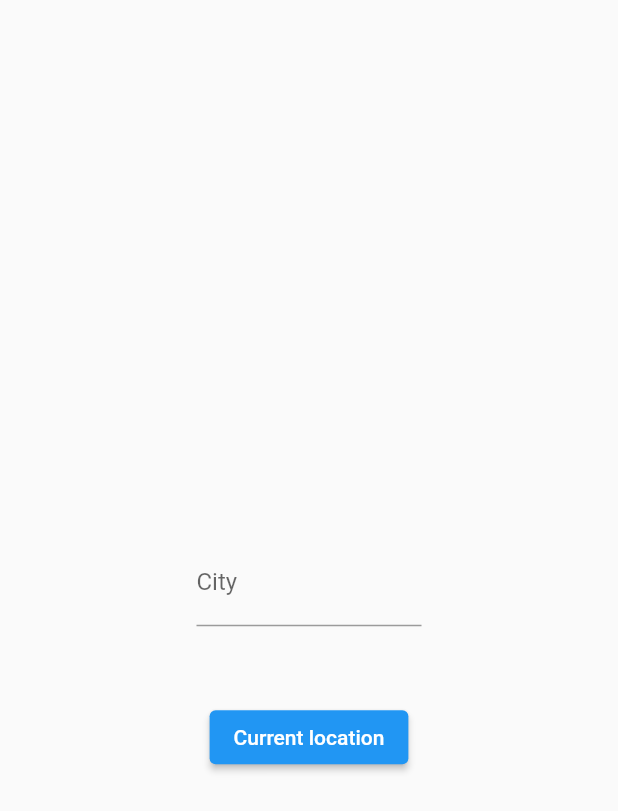
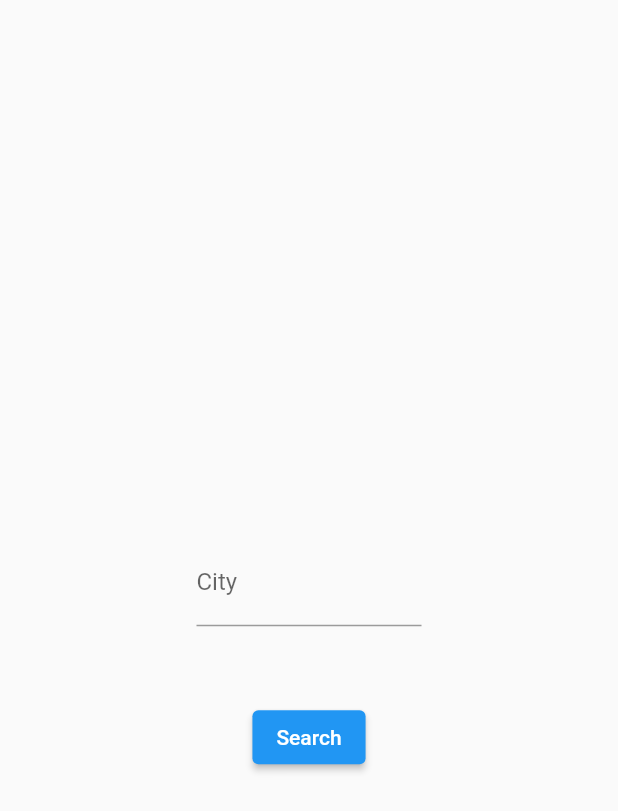
Before and after one commit to dheerajbaiju/SUTT-appdev-task1, a Flutter app: the screen it shows after launch, on a phone screen of 412 x 824 dp. Shown: the top 811 px of the screen. Run offline on Flutter 3.47's test engine with Material 2 defaults, Android fonts, the phone set to English and light mode, and no system bars; our stand-ins replace geolocator.

Commit message:
I change searchbar

```diff
--- a/lib/main.dart
+++ b/lib/main.dart
@@ -57,6 +57,7 @@ class _MyAppState extends State<MyApp> {
                   ),
                   Text(_response.weatherInfo.description,
                       style: TextStyle(fontSize: 20)),
+                  SizedBox(width: 60, height: 60),
                   Text(
                     'Feels:${_response.tempInfo.feelsLike}°',
                     style: TextStyle(fontSize: 20),
@@ -81,7 +82,7 @@ class _MyAppState extends State<MyApp> {
                     textAlign: TextAlign.center),
               ),
             ),
-            ElevatedButton(onPressed: _search, child: Text('Current location')),
+            ElevatedButton(onPressed: _search, child: Text('Search')),
           ],
         ),
       ),
```
